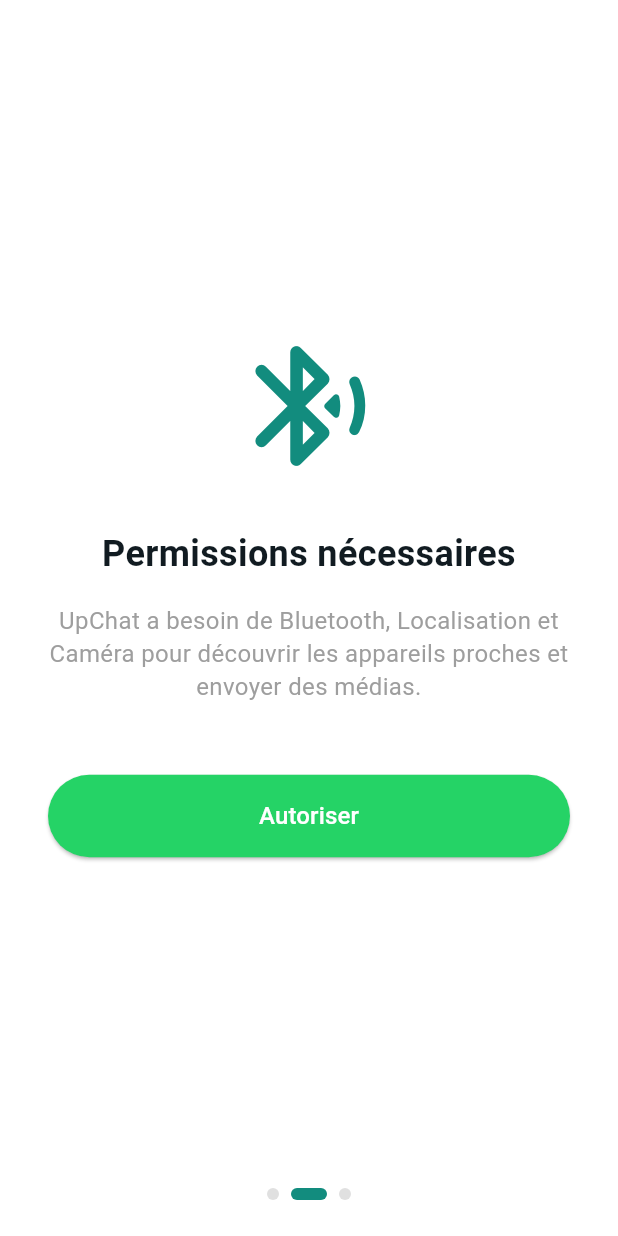
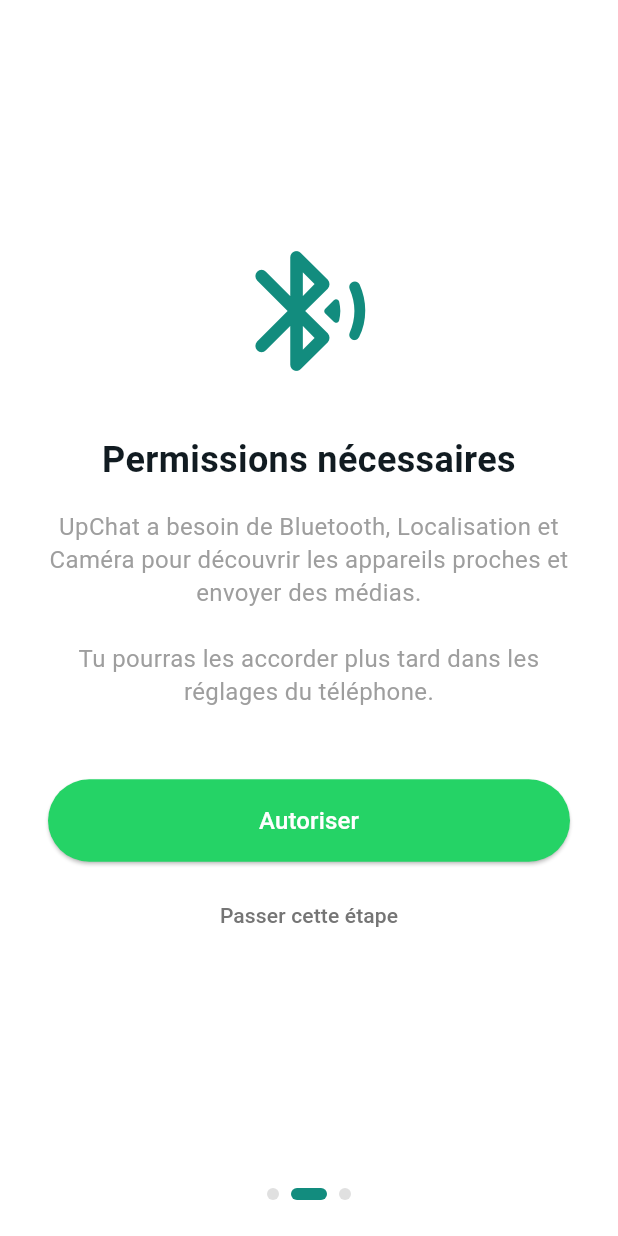
Before and after one commit to alexchep47-gif/upchat, a Flutter app: the screen it shows after launch, swiped to page 2, on a phone screen of 412 x 824 dp. Run offline on Flutter 3.47's test engine with Material 3 defaults, Android fonts, the phone set to English and light mode, and no system bars; our stand-ins replace flutter_secure_storage, hive_flutter, permission_handler, shared_preferences; missing offline and left inert: nearby_connections; accounts and stored records are empty.

Commit message:
fix: onboarding - always allow continuing even if permissions not fully granted

```diff
--- a/lib/features/onboarding/onboarding_screen.dart
+++ b/lib/features/onboarding/onboarding_screen.dart
@@ -18,7 +18,7 @@ class _OnboardingScreenState extends State<OnboardingScreen> {
   final PageController _pageController = PageController();
   final TextEditingController _nameController = TextEditingController();
   int _currentPage = 0;
-  bool _permissionsGranted = false;
+  bool _requestingPermissions = false;
 
   @override
   void initState() {
@@ -38,10 +38,20 @@ class _OnboardingScreenState extends State<OnboardingScreen> {
     super.dispose();
   }
 
-  Future<void> _requestPermissions() async {
-    final granted = await PermissionHelper.requestAll();
-    setState(() => _permissionsGranted = granted);
-    if (granted) {
+  Future<void> _requestPermissionsAndContinue() async {
+    if (_requestingPermissions) return;
+    setState(() => _requestingPermissions = true);
+
+    try {
+      // On demande les permissions, mais on continue TOUJOURS après
+      // (sur web / certains appareils elles ne sont pas disponibles)
+      await PermissionHelper.requestAll();
+    } catch (e) {
+      // Ignore les erreurs de permissions
+    }
+
+    if (mounted) {
+      setState(() => _requestingPermissions = false);
       _pageController.nextPage(
         duration: const Duration(milliseconds: 300),
         curve: Curves.easeInOut,
@@ -89,14 +99,16 @@ class _OnboardingScreenState extends State<OnboardingScreen> {
                     icon: Icons.bluetooth_searching_rounded,
                     title: 'Permissions nécessaires',
                     subtitle:
-                        'UpChat a besoin de Bluetooth, Localisation et Caméra pour découvrir les appareils proches et envoyer des médias.',
-                    buttonLabel: _permissionsGranted ? 'Continuer' : 'Autoriser',
-                    onPressed: _permissionsGranted
-                        ? () => _pageController.nextPage(
-                              duration: const Duration(milliseconds: 300),
-                              curve: Curves.easeInOut,
-                            )
-                        : _requestPermissions,
+                        'UpChat a besoin de Bluetooth, Localisation et Caméra pour découvrir les appareils proches et envoyer des médias.\n\nTu pourras les accorder plus tard dans les réglages du téléphone.',
+                    buttonLabel: _requestingPermissions ? 'Patiente…' : 'Autoriser',
+                    onPressed: _requestingPermissions ? null : _requestPermissionsAndContinue,
+                    secondaryButtonLabel: 'Passer cette étape',
+                    onSecondaryPressed: () {
+                      _pageController.nextPage(
+                        duration: const Duration(milliseconds: 300),
+                        curve: Curves.easeInOut,
+                      );
+                    },
                   ),
                   // Page 3 — Nom
                   Padding(
@@ -179,7 +191,9 @@ class _OnboardingScreenState extends State<OnboardingScreen> {
     required String title,
     required String subtitle,
     required String buttonLabel,
-    required VoidCallback onPressed,
+    required VoidCallback? onPressed,
+    String? secondaryButtonLabel,
+    VoidCallback? onSecondaryPressed,
   }) {
     return Padding(
       padding: const EdgeInsets.all(32),
@@ -215,6 +229,16 @@ class _OnboardingScreenState extends State<OnboardingScreen> {
               child: Text(buttonLabel, style: const TextStyle(fontSize: 16)),
             ),
           ),
+          if (secondaryButtonLabel != null && onSecondaryPressed != null) ...[
+            const SizedBox(height: 12),
+            TextButton(
+              onPressed: onSecondaryPressed,
+              child: Text(
+                secondaryButtonLabel,
+                style: TextStyle(color: Colors.grey.shade600),
+              ),
+            ),
+          ],
         ],
       ),
     );
```
